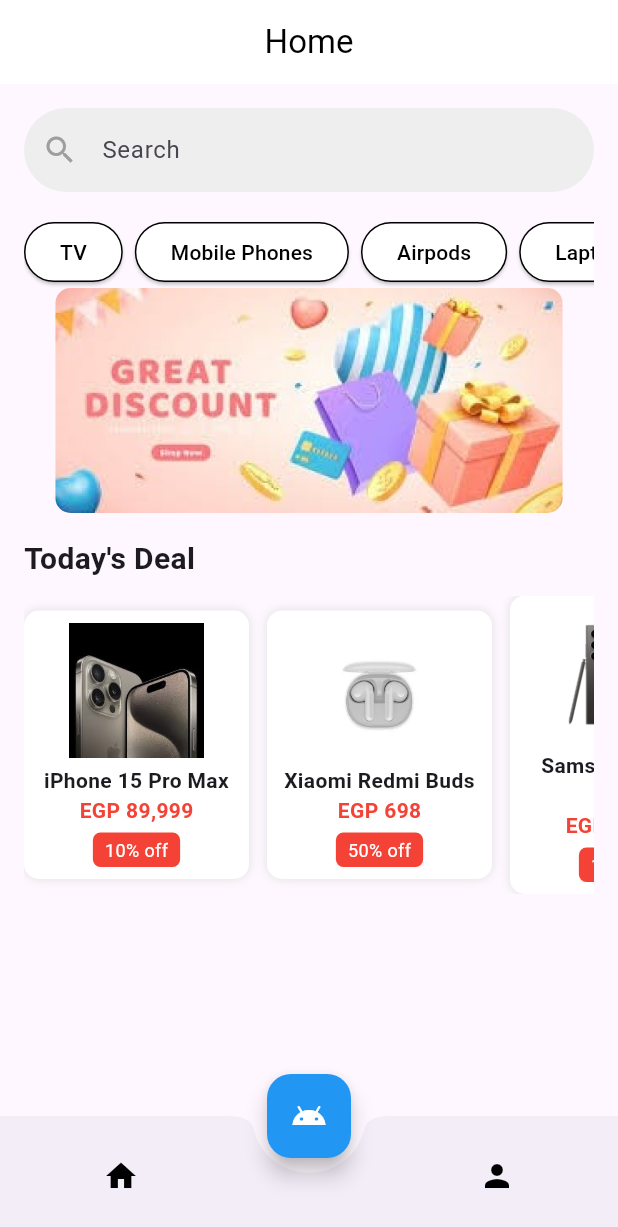
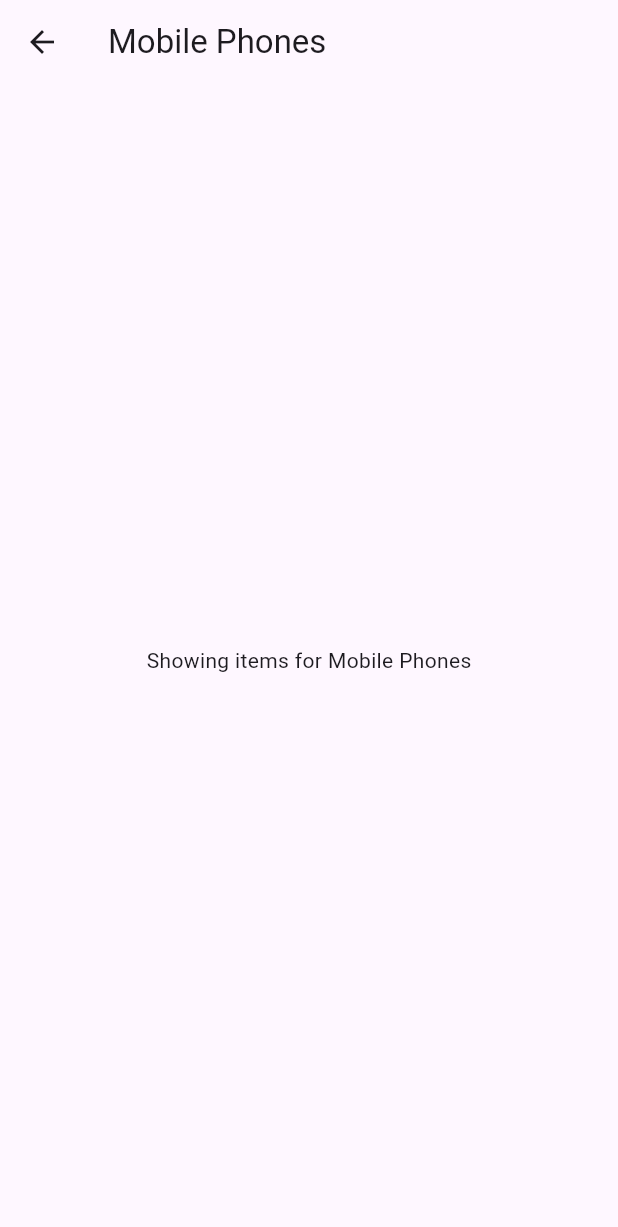
Before and after one commit to ahmedfathallah2/graduation-project, a Flutter app: the HomeScreen screen opened directly, after a tap on "Mobile Phones", on a phone screen of 412 x 824 dp. Shown: the top 1227 px of the screen. Run offline on Flutter 3.47's test engine with Material 3 defaults, Android fonts, the light colour scheme and no system bars; drawn by our look-alikes of carousel_slider; our stand-ins replace cloud_firestore, dio, firebase_core, flutter_markdown, google_fonts; accounts and stored records are empty.

Commit message:
category

```diff
--- /dev/null
+++ b/lib/categoryscreen.dart
@@ -0,0 +1,19 @@
+// category_screen.dart
+import 'package:flutter/material.dart';
+
+class CategoryScreen extends StatelessWidget {
+  final String category;
+
+  const CategoryScreen({super.key, required this.category});
+
+  @override
+  Widget build(BuildContext context) {
+    // You can load real data here based on the category
+    return Scaffold(
+      appBar: AppBar(title: Text(category)),
+      body: Center(
+        child: Text("Showing items for $category"),
+      ),
+    );
+  }
+}
--- a/lib/homescreen.dart
+++ b/lib/homescreen.dart
@@ -4,7 +4,7 @@
 import 'profile.dart';
 import 'productdetails.dart';
 import 'models/product.dart';
-
+import 'categoryscreen.dart';
 class HomeScreen extends StatelessWidget {
   const HomeScreen({super.key});
 
@@ -17,9 +17,12 @@
           crossAxisAlignment: CrossAxisAlignment.start,
           children: [
             buildSearchBar(),
-            buildCategoryButtons(),
+            buildCategoryButtons(context),
             buildCarouselSlider(),
             buildDealsSection(context),
+            // Inside your HomeScreen build method
+            buildCategoryButtons(context),
+
           ],
         ),
       ),
@@ -57,7 +60,8 @@
     );
   }
 
-  Widget buildCategoryButtons() {
+
+Widget buildCategoryButtons(BuildContext context) {
   List<String> categories = [
     "TV",
     "Mobile Phones",
@@ -77,7 +81,14 @@
           return Padding(
             padding: const EdgeInsets.only(right: 8),
             child: ElevatedButton(
-                onPressed: () {},
+              onPressed: () {
+                Navigator.push(
+                  context,
+                  MaterialPageRoute(
+                    builder: (context) => CategoryScreen(category: category),
+                  ),
+                );
+              },
               style: ElevatedButton.styleFrom(
                 backgroundColor: Colors.white,
                 foregroundColor: Colors.black,
@@ -94,6 +105,7 @@
     ),
   );
 }
+
 
   Widget buildCarouselSlider() {
     List<String> images = ['images/pic1.jpg', 'images/pic1.jpg'];
```
Also changed, not shown: 4 other files. Lines whose indentation alone changed are shown as unchanged.
